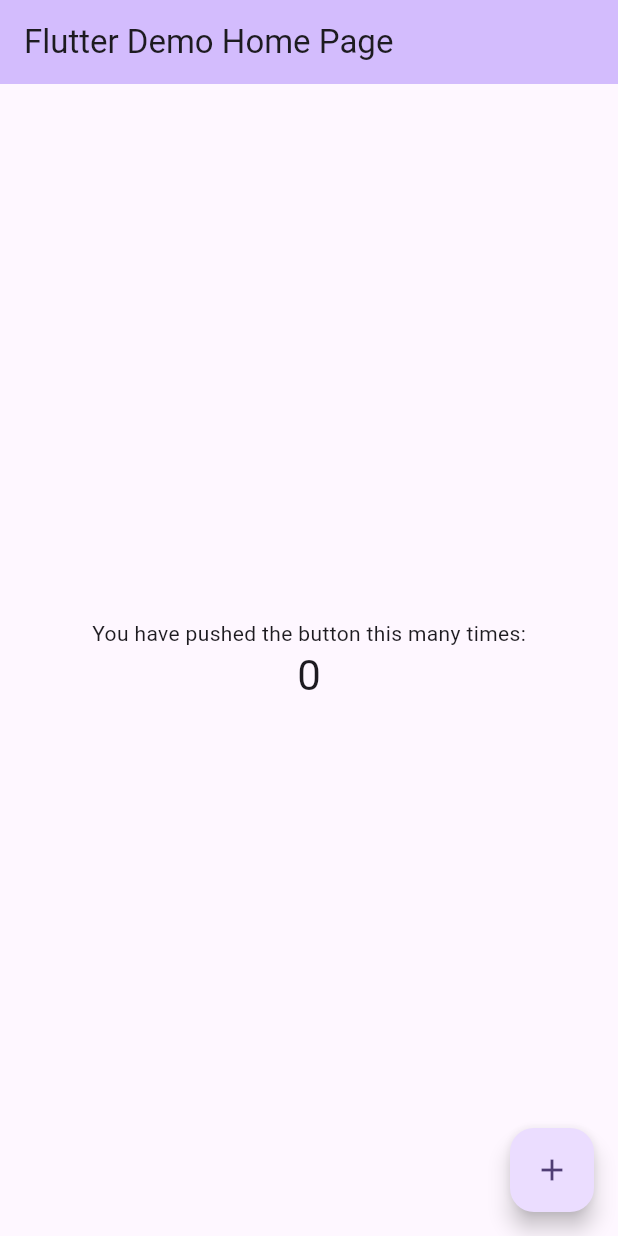
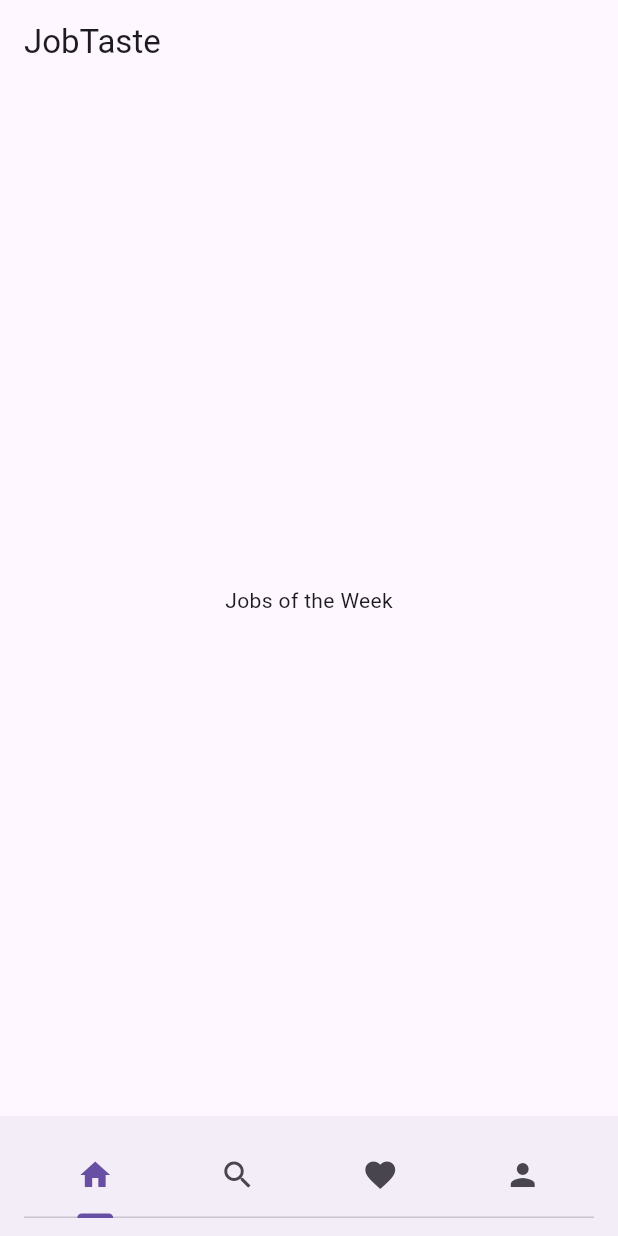
Before and after one commit to LucasLion/jobtaste, a Flutter app: the screen it shows after launch, on a phone screen of 412 x 824 dp. Run offline on Flutter 3.47's test engine with Material 3 defaults, Android fonts, the phone set to English and light mode, and no system bars.

Commit message:
bottomBar

```diff
--- a/jobtaste/lib/main.dart
+++ b/jobtaste/lib/main.dart
@@ -1,125 +1,108 @@
 import 'package:flutter/material.dart';
 
 void main() {
-  runApp(const MyApp());
+  runApp(const JobTasteApp());
 }
 
-class MyApp extends StatelessWidget {
-  const MyApp({super.key});
+class JobTasteApp extends StatelessWidget {
+  const JobTasteApp({super.key});
 
-  // This widget is the root of your application.
   @override
   Widget build(BuildContext context) {
     return MaterialApp(
-      title: 'Flutter Demo',
+      debugShowCheckedModeBanner: false,
+      title: 'JobTaste',
       theme: ThemeData(
-        // This is the theme of your application.
-        //
-        // TRY THIS: Try running your application with "flutter run". You'll see
-        // the application has a purple toolbar. Then, without quitting the app,
-        // try changing the seedColor in the colorScheme below to Colors.green
-        // and then invoke "hot reload" (save your changes or press the "hot
-        // reload" button in a Flutter-supported IDE, or press "r" if you used
-        // the command line to start the app).
-        //
-        // Notice that the counter didn't reset back to zero; the application
-        // state is not lost during the reload. To reset the state, use hot
-        // restart instead.
-        //
-        // This works for code too, not just values: Most code changes can be
-        // tested with just a hot reload.
-        colorScheme: ColorScheme.fromSeed(seedColor: Colors.deepPurple),
-        useMaterial3: true,
+        primarySwatch: Colors.orange,
       ),
-      home: const MyHomePage(title: 'Flutter Demo Home Page'),
+      home: _JobTasteHomePage(),
     );
   }
 }
 
-class MyHomePage extends StatefulWidget {
-  const MyHomePage({super.key, required this.title});
+class _JobTasteHomePage extends StatefulWidget {
+  @override
+  _JobTasteHomePageState createState() => _JobTasteHomePageState();
+}
 
-  // This widget is the home page of your application. It is stateful, meaning
-  // that it has a State object (defined below) that contains fields that affect
-  // how it looks.
-
-  // This class is the configuration for the state. It holds the values (in this
-  // case the title) provided by the parent (in this case the App widget) and
-  // used by the build method of the State. Fields in a Widget subclass are
-  // always marked "final".
-
-  final String title;
+class _JobTasteHomePageState extends State<_JobTasteHomePage>
+    with SingleTickerProviderStateMixin{
+  late TabController _tabController;
 
   @override
-  State<MyHomePage> createState() => _MyHomePageState();
-}
+  void initState() {
+    super.initState();
+    _tabController = TabController(length: 4, vsync: this);
+  }
 
-class _MyHomePageState extends State<MyHomePage> {
-  int _counter = 0;
-
-  void _incrementCounter() {
-    setState(() {
-      // This call to setState tells the Flutter framework that something has
-      // changed in this State, which causes it to rerun the build method below
-      // so that the display can reflect the updated values. If we changed
-      // _counter without calling setState(), then the build method would not be
-      // called again, and so nothing would appear to happen.
-      _counter++;
-    });
+  @override
+  void dispose() {
+    _tabController.dispose();
+    super.dispose();
   }
 
   @override
   Widget build(BuildContext context) {
-    // This method is rerun every time setState is called, for instance as done
-    // by the _incrementCounter method above.
-    //
-    // The Flutter framework has been optimized to make rerunning build methods
-    // fast, so that you can just rebuild anything that needs updating rather
-    // than having to individually change instances of widgets.
     return Scaffold(
       appBar: AppBar(
-        // TRY THIS: Try changing the color here to a specific color (to
-        // Colors.amber, perhaps?) and trigger a hot reload to see the AppBar
-        // change color while the other colors stay the same.
-        backgroundColor: Theme.of(context).colorScheme.inversePrimary,
-        // Here we take the value from the MyHomePage object that was created by
-        // the App.build method, and use it to set our appbar title.
-        title: Text(widget.title),
+        title: const Text('JobTaste'),
       ),
-      body: Center(
-        // Center is a layout widget. It takes a single child and positions it
-        // in the middle of the parent.
-        child: Column(
-          // Column is also a layout widget. It takes a list of children and
-          // arranges them vertically. By default, it sizes itself to fit its
-          // children horizontally, and tries to be as tall as its parent.
-          //
-          // Column has various properties to control how it sizes itself and
-          // how it positions its children. Here we use mainAxisAlignment to
-          // center the children vertically; the main axis here is the vertical
-          // axis because Columns are vertical (the cross axis would be
-          // horizontal).
-          //
-          // TRY THIS: Invoke "debug painting" (choose the "Toggle Debug Paint"
-          // action in the IDE, or press "p" in the console), to see the
-          // wireframe for each widget.
-          mainAxisAlignment: MainAxisAlignment.center,
-          children: <Widget>[
-            const Text(
-              'You have pushed the button this many times:',
-            ),
-            Text(
-              '$_counter',
-              style: Theme.of(context).textTheme.headlineMedium,
-            ),
+      body: TabBarView(
+        controller: _tabController,
+        children: const <Widget>[
+          JobsOfWeekPage(), // Page for Jobs of the Week
+          MySpacePage(), // Page for My Space
+          DiscoverMePage(), // Page for Discover Me
+          ProfilePage(), // Page for Profile
+        ],
+      ),
+      bottomNavigationBar: BottomAppBar(
+        child: TabBar(
+          controller: _tabController,
+          tabs: const [
+            Tab(icon: Icon(Icons.home)),
+            Tab(icon: Icon(Icons.search)),
+            Tab(icon: Icon(Icons.favorite)),
+            Tab(icon: Icon(Icons.person)),
           ],
         ),
-      ),
-      floatingActionButton: FloatingActionButton(
-        onPressed: _incrementCounter,
-        tooltip: 'Increment',
-        child: const Icon(Icons.add),
-      ), // This trailing comma makes auto-formatting nicer for build methods.
+      )
     );
   }
 }
+
+class JobsOfWeekPage extends StatelessWidget {
+  const JobsOfWeekPage({super.key});
+
+  @override
+  Widget build(BuildContext context) {
+    return const Center(child: Text('Jobs of the Week'));
+  }
+}
+
+class MySpacePage extends StatelessWidget {
+  const MySpacePage({super.key});
+
+  @override
+  Widget build(BuildContext context) {
+    return const Center(child: Text('My Space'));
+  }
+}
+
+class DiscoverMePage extends StatelessWidget {
+  const DiscoverMePage({super.key});
+
+  @override
+  Widget build(BuildContext context) {
+    return const Center(child: Text('Discover Me'));
+  }
+}
+
+class ProfilePage extends StatelessWidget {
+  const ProfilePage({super.key});
+
+  @override
+  Widget build(BuildContext context) {
+    return const Center(child: Text('Profile'));
+  }
+}
```
